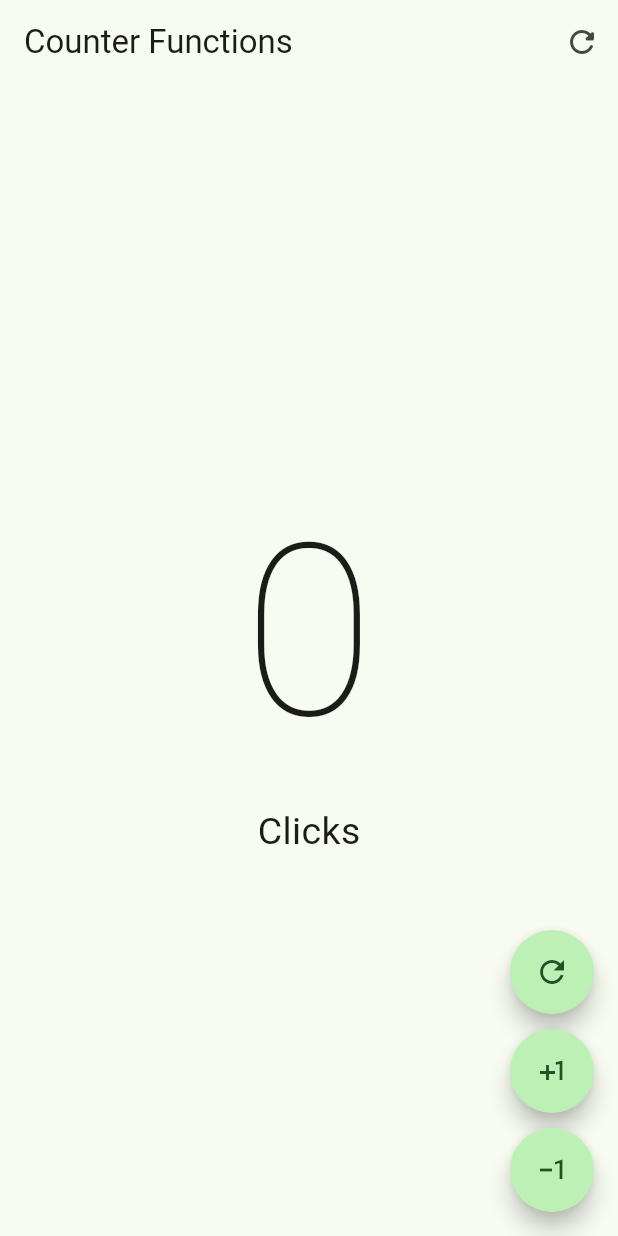
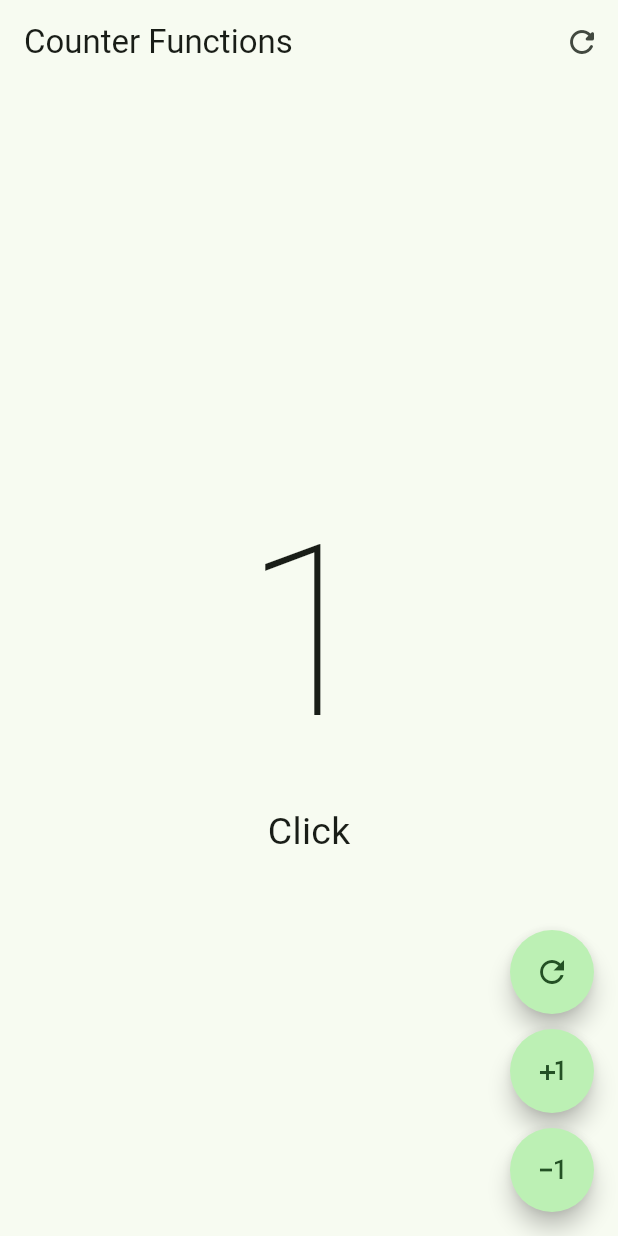
Before and after one commit to SergioBGISC99/hello_world_app, a Flutter app: the screen it shows after launch, after a tap on the "plus one" icon, on a phone screen of 412 x 824 dp. Run offline on Flutter 3.47's test engine with Material 2 defaults, Android fonts, the phone set to English and light mode, and no system bars.

Commit message:
último commit del proyecto

```diff
--- a/lib/presentation/screens/counter/counter_functions_screen.dart
+++ b/lib/presentation/screens/counter/counter_functions_screen.dart
@@ -40,19 +40,37 @@ class _CounterFunctionsScreenState extends State<CounterFunctionsScreen> {
           )
         ],
       )),
-      floatingActionButton: const Column(
+      floatingActionButton: Column(
         mainAxisAlignment: MainAxisAlignment.end,
         children: [
-          CustomButton(icon: Icons.refresh), //Botón para recargar app
-          SizedBox(
-            height: 10,
-          ),
-          CustomButton(icon: Icons.plus_one), //Botón para sumar al contador
-          SizedBox(
+          CustomButton(
+            icon: Icons.refresh,
+            onPressed: () {
+              clickCount = 0;
+              setState(() {});
+            },
+          ), //Botón para recargar app
+          const SizedBox(
             height: 10,
           ),
           CustomButton(
-              icon: Icons.exposure_minus_1) //Botón para restas al contador
+            icon: Icons.plus_one,
+            onPressed: () {
+              clickCount++;
+              setState(() {});
+            },
+          ), //Botón para sumar al contador
+          const SizedBox(
+            height: 10,
+          ),
+          CustomButton(
+            icon: Icons.exposure_minus_1,
+            onPressed: () {
+              if (clickCount == 0) return;
+              clickCount--;
+              setState(() {});
+            },
+          ) //Botón para restas al contador
         ],
       ),
     );
@@ -61,17 +79,19 @@ class _CounterFunctionsScreenState extends State<CounterFunctionsScreen> {
 
 class CustomButton extends StatelessWidget {
   final IconData icon;
+  final VoidCallback? onPressed;
 
   const CustomButton({
     super.key,
     required this.icon,
+    this.onPressed,
   });
 
   @override
   Widget build(BuildContext context) {
     return FloatingActionButton(
       shape: const StadiumBorder(),
-      onPressed: () {},
+      onPressed: onPressed,
       child: Icon(icon),
     );
   }
```
